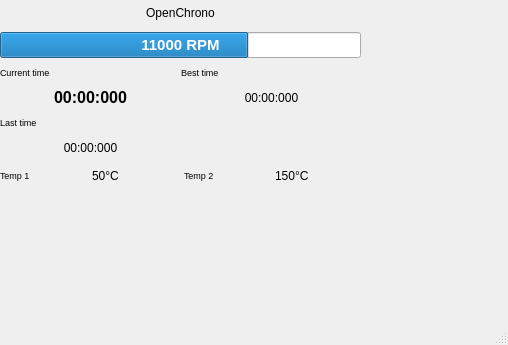
The window that uc_projets/openchrono/gui_qtopia/mainwin.ui (BackupTheBerlios/openphysic-svn) describes before a commit, drawn with Qt 5.
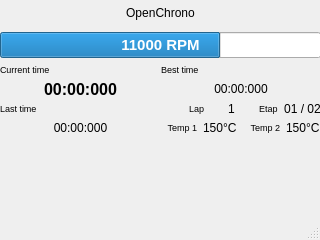
The same window after the commit.

The edit to the form file:
```diff
--- a/uc_projets/openchrono/gui_qtopia/mainwin.ui
+++ b/uc_projets/openchrono/gui_qtopia/mainwin.ui
@@ -5,8 +5,8 @@
    <rect>
     <x>0</x>
     <y>0</y>
-    <width>508</width>
-    <height>345</height>
+    <width>320</width>
+    <height>240</height>
    </rect>
   </property>
   <property name="windowTitle" >
@@ -18,7 +18,7 @@
      <rect>
       <x>0</x>
       <y>0</y>
-      <width>361</width>
+      <width>321</width>
       <height>58</height>
      </rect>
     </property>
@@ -78,8 +78,8 @@
      <rect>
       <x>0</x>
       <y>60</y>
-      <width>362</width>
-      <height>100</height>
+      <width>321</width>
+      <height>77</height>
      </rect>
     </property>
     <layout class="QGridLayout" >
@@ -89,45 +89,6 @@
      <property name="spacing" >
       <number>0</number>
      </property>
-     <item row="1" column="0" >
-      <widget class="QLabel" name="lblCurrTime" >
-       <property name="font" >
-        <font>
-         <pointsize>12</pointsize>
-         <weight>75</weight>
-         <bold>true</bold>
-        </font>
-       </property>
-       <property name="text" >
-        <string>00:00:000</string>
-       </property>
-       <property name="alignment" >
-        <set>Qt::AlignCenter</set>
-       </property>
-      </widget>
-     </item>
-     <item row="3" column="0" >
-      <widget class="QLabel" name="lblLastTime" >
-       <property name="text" >
-        <string>00:00:000</string>
-       </property>
-       <property name="alignment" >
-        <set>Qt::AlignCenter</set>
-       </property>
-      </widget>
-     </item>
-     <item row="0" column="1" >
-      <widget class="QLabel" name="lbl2BestTime" >
-       <property name="font" >
-        <font>
-         <pointsize>7</pointsize>
-        </font>
-       </property>
-       <property name="text" >
-        <string>Best time</string>
-       </property>
-      </widget>
-     </item>
      <item row="2" column="0" >
       <widget class="QLabel" name="lbl2LastTime" >
        <property name="font" >
@@ -162,17 +123,113 @@
        </property>
       </widget>
      </item>
-    </layout>
-   </widget>
-   <widget class="QWidget" name="horizontalLayout" >
-    <property name="geometry" >
-     <rect>
-      <x>0</x>
-      <y>160</y>
-      <width>361</width>
-      <height>31</height>
-     </rect>
-    </property>
+     <item row="1" column="0" >
+      <widget class="QLabel" name="lblCurrTime" >
+       <property name="font" >
+        <font>
+         <pointsize>12</pointsize>
+         <weight>75</weight>
+         <bold>true</bold>
+        </font>
+       </property>
+       <property name="text" >
+        <string>00:00:000</string>
+       </property>
+       <property name="alignment" >
+        <set>Qt::AlignCenter</set>
+       </property>
+      </widget>
+     </item>
+     <item row="0" column="1" >
+      <widget class="QLabel" name="lbl2BestTime" >
+       <property name="font" >
+        <font>
+         <pointsize>7</pointsize>
+        </font>
+       </property>
+       <property name="text" >
+        <string>Best time</string>
+       </property>
+      </widget>
+     </item>
+     <item row="3" column="0" >
+      <widget class="QLabel" name="lblLastTime" >
+       <property name="text" >
+        <string>00:00:000</string>
+       </property>
+       <property name="alignment" >
+        <set>Qt::AlignCenter</set>
+       </property>
+      </widget>
+     </item>
+     <item row="2" column="1" >
+      <layout class="QHBoxLayout" >
+       <property name="margin" >
+        <number>0</number>
+       </property>
+       <property name="spacing" >
+        <number>6</number>
+       </property>
+       <item>
+        <widget class="QLabel" name="lbl2Lap" >
+         <property name="font" >
+          <font>
+           <pointsize>7</pointsize>
+          </font>
+         </property>
+         <property name="text" >
+          <string>Lap</string>
+         </property>
+         <property name="alignment" >
+          <set>Qt::AlignRight|Qt::AlignTrailing|Qt::AlignVCenter</set>
+         </property>
+        </widget>
+       </item>
+       <item>
+        <widget class="QLabel" name="lblLap" >
+         <property name="text" >
+          <string>1</string>
+         </property>
+         <property name="alignment" >
+          <set>Qt::AlignCenter</set>
+         </property>
+        </widget>
+       </item>
+       <item>
+        <layout class="QHBoxLayout" >
+         <property name="margin" >
+          <number>0</number>
+         </property>
+         <property name="spacing" >
+          <number>6</number>
+         </property>
+         <item>
+          <widget class="QLabel" name="lbl2Etap" >
+           <property name="font" >
+            <font>
+             <pointsize>7</pointsize>
+            </font>
+           </property>
+           <property name="text" >
+            <string>Etap</string>
+           </property>
+          </widget>
+         </item>
+         <item>
+          <widget class="QLabel" name="lblEtap" >
+           <property name="text" >
+            <string>01 / 02</string>
+           </property>
+           <property name="alignment" >
+            <set>Qt::AlignCenter</set>
+           </property>
+          </widget>
+         </item>
+        </layout>
+       </item>
+      </layout>
+     </item>
+     <item row="3" column="1" >
     <layout class="QHBoxLayout" >
      <property name="margin" >
       <number>0</number>
@@ -198,12 +255,15 @@
        <property name="text" >
         <string>Temp 1</string>
        </property>
+         <property name="alignment" >
+          <set>Qt::AlignRight|Qt::AlignTrailing|Qt::AlignVCenter</set>
+         </property>
       </widget>
      </item>
      <item>
       <widget class="QLabel" name="lblTemp1" >
        <property name="text" >
-        <string>50°C</string>
+          <string>150°C</string>
        </property>
       </widget>
      </item>
@@ -225,6 +285,9 @@
        <property name="text" >
         <string>Temp 2</string>
        </property>
+         <property name="alignment" >
+          <set>Qt::AlignRight|Qt::AlignTrailing|Qt::AlignVCenter</set>
+         </property>
       </widget>
      </item>
      <item>
@@ -235,6 +298,8 @@
       </widget>
      </item>
     </layout>
+     </item>
+    </layout>
    </widget>
   </widget>
   <widget class="QMenuBar" name="menubar" >
@@ -242,7 +307,7 @@
     <rect>
      <x>0</x>
      <y>0</y>
-     <width>508</width>
+     <width>320</width>
      <height>25</height>
     </rect>
    </property>
```
Lines whose indentation alone changed are shown as unchanged.
